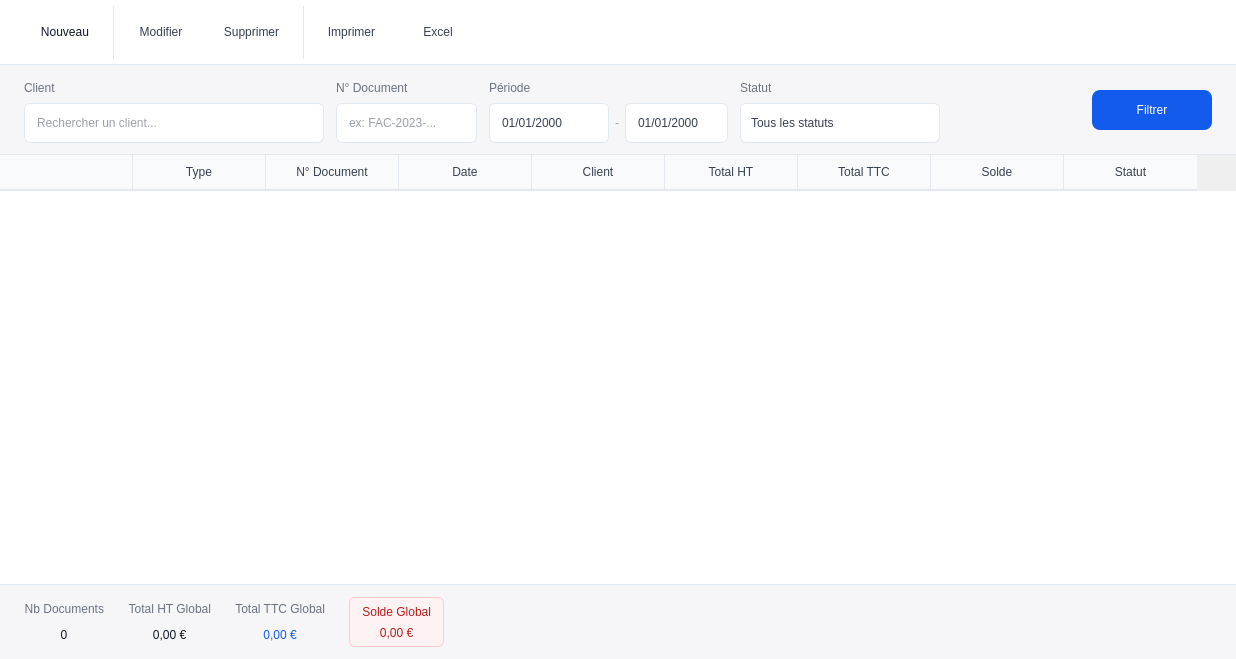
This is program/windows/liste_ventes/liste_ventes.ui in lak-barmajyat/ERP as Qt 5 draws it before an edit. The edited form follows.
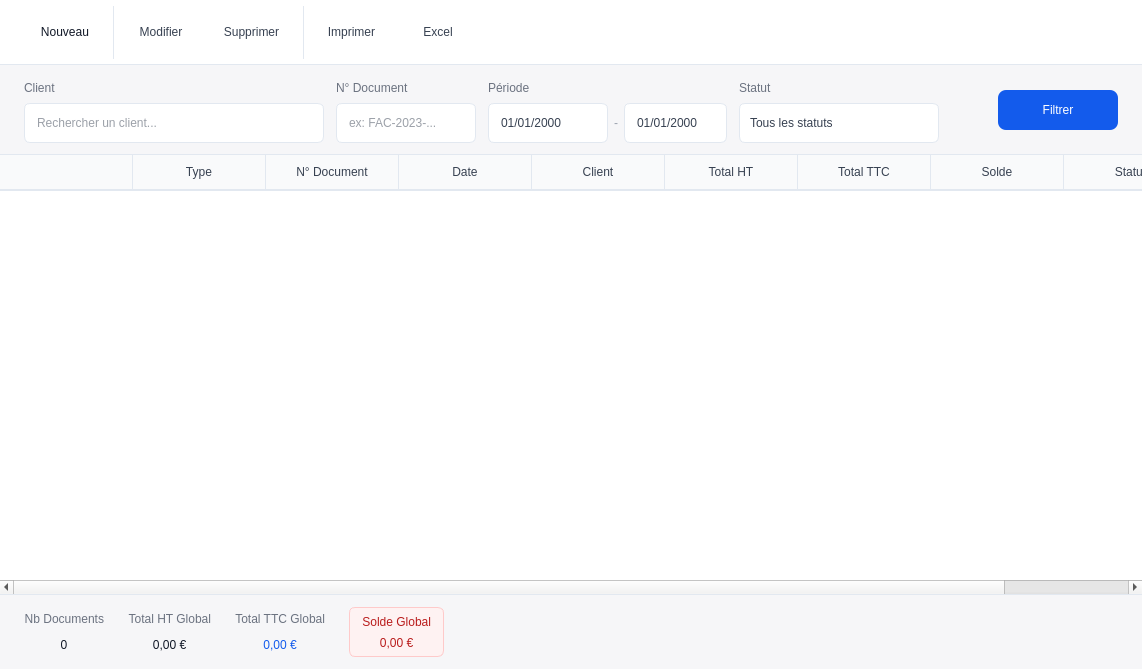
This is the edited form. Icons and pictures are not drawn.

Commit message: add dashboard/list ventes widgets and stacked widgets

The edit to the form file:
```diff
--- a/program/windows/liste_ventes/liste_ventes.ui
+++ b/program/windows/liste_ventes/liste_ventes.ui
@@ -1,50 +1,19 @@
 <?xml version="1.0" encoding="UTF-8"?>
 <ui version="4.0">
- <class>SalesDocumentsWindow</class>
- <widget class="QMainWindow" name="SalesDocumentsWindow">
+ <class>centralwidget</class>
+ <widget class="QWidget" name="centralwidget">
   <property name="geometry">
    <rect>
     <x>0</x>
     <y>0</y>
-    <width>1236</width>
-    <height>659</height>
+    <width>1142</width>
+    <height>669</height>
    </rect>
   </property>
   <property name="windowTitle">
    <string>ERP Ventes - Documents</string>
   </property>
-  <property name="styleSheet">
-   <string notr="true">
-QMainWindow, QWidget#centralwidget {
-    background-color: #f6f6f8;
-    font-family: &quot;Inter&quot;;
-}
-
-QScrollBar:vertical {
-    border: none;
-    background: transparent;
-    width: 8px;
-    margin: 0px;
-}
-QScrollBar::handle:vertical {
-    background: #cbd5e1;
-    min-height: 30px;
-    border-radius: 4px;
-    margin: 2px;
-}
-QScrollBar::handle:vertical:hover {
-    background: #94a3b8;
-}
-QScrollBar::add-line:vertical, QScrollBar::sub-line:vertical {
-    border: none; background: none; height: 0px;
-}
-QScrollBar::add-page:vertical, QScrollBar::sub-page:vertical {
-    background: none;
-}
-   </string>
-  </property>
-  <widget class="QWidget" name="centralwidget">
-   <layout class="QVBoxLayout" name="mainLayout">
+  <layout class="QVBoxLayout" name="verticalLayout">
     <property name="spacing">
      <number>0</number>
     </property>
@@ -945,7 +914,6 @@
      </widget>
     </item>
    </layout>
-  </widget>
  </widget>
  <resources/>
  <connections/>
```
Left out of the diff: 28 changed lines with no effect on the pictures. Lines whose indentation alone changed are shown as unchanged. The commit also changes 11 other files.
